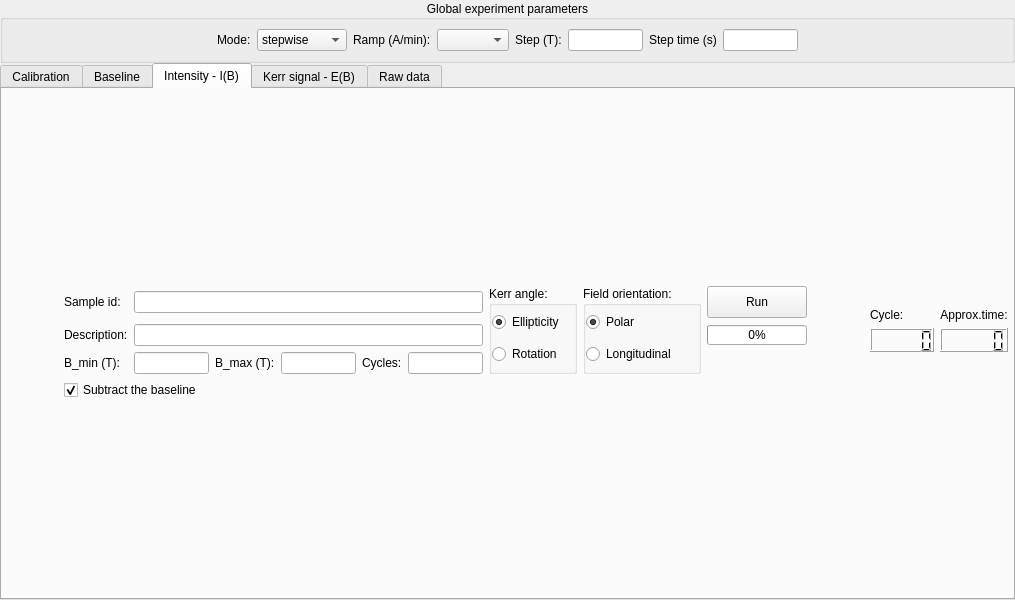
Qt form nicos_jcns/moke01/gui/mokepanel.ui (mlz-ictrl/nicos) before a commit.
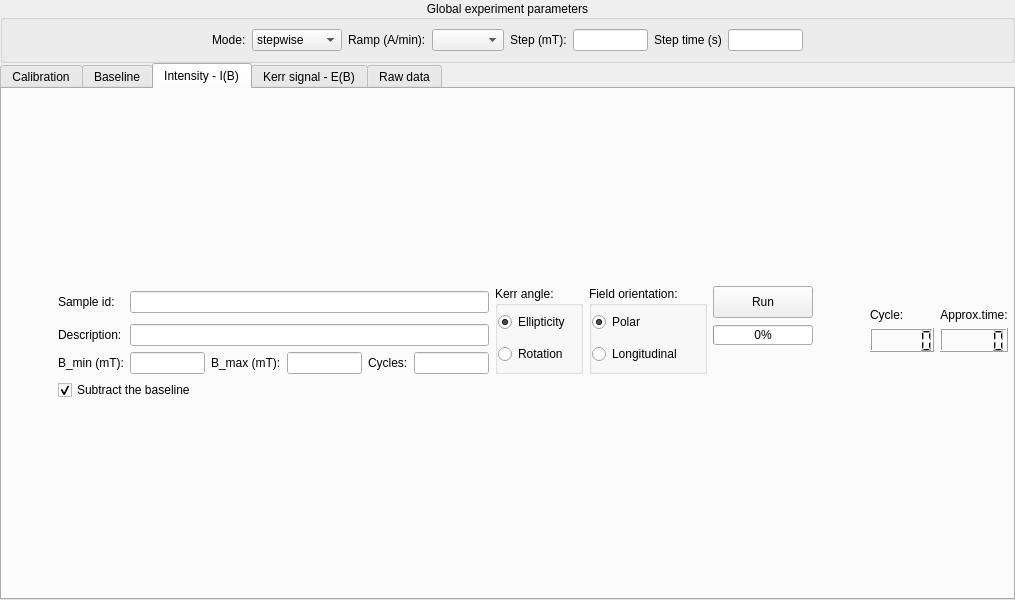
The same form after that commit. Icons and pictures are not drawn.

The edit to the form file:
```diff
--- a/nicos_jcns/moke01/gui/mokepanel.ui
+++ b/nicos_jcns/moke01/gui/mokepanel.ui
@@ -80,7 +80,7 @@
          </sizepolicy>
         </property>
         <property name="text">
-         <string>Step (T):</string>
+         <string>Step (mT):</string>
         </property>
        </widget>
       </item>
@@ -589,14 +589,14 @@
          <item row="2" column="1">
           <widget class="QLabel" name="lbl_Bmin">
            <property name="text">
-            <string>B_min (T):</string>
+            <string>B_min (mT):</string>
            </property>
           </widget>
          </item>
          <item row="2" column="3">
           <widget class="QLabel" name="lbl_Bmax">
            <property name="text">
-            <string>B_max (T):</string>
+            <string>B_max (mT):</string>
            </property>
           </widget>
          </item>
```
Left out of the diff: 4 changed lines with no effect on the pictures.
